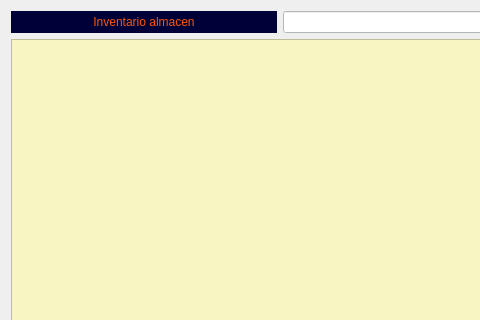
This is Almacen/frminventario.ui in arcnexus/RedFoX as Qt 5 draws it before an edit; both pictures show x 0 to 480 and y 0 to 320 of the 848 by 518 pixel window. The edited form follows.
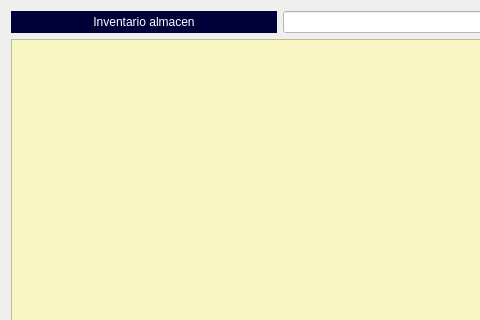
This is the edited form. Icons and pictures are not drawn.

Patch:
```diff
--- a/Almacen/frminventario.ui
+++ b/Almacen/frminventario.ui
@@ -63,7 +63,7 @@
      <property name="styleSheet">
       <string notr="true">background-color: rgb(0, 0, 57);
 font: 14pt &quot;Sans Serif&quot;;
-color: rgb(255, 85, 0);</string>
+color: rgb(255, 255,255);</string>
      </property>
      <property name="text">
       <string>Inventario almacen</string>
```
